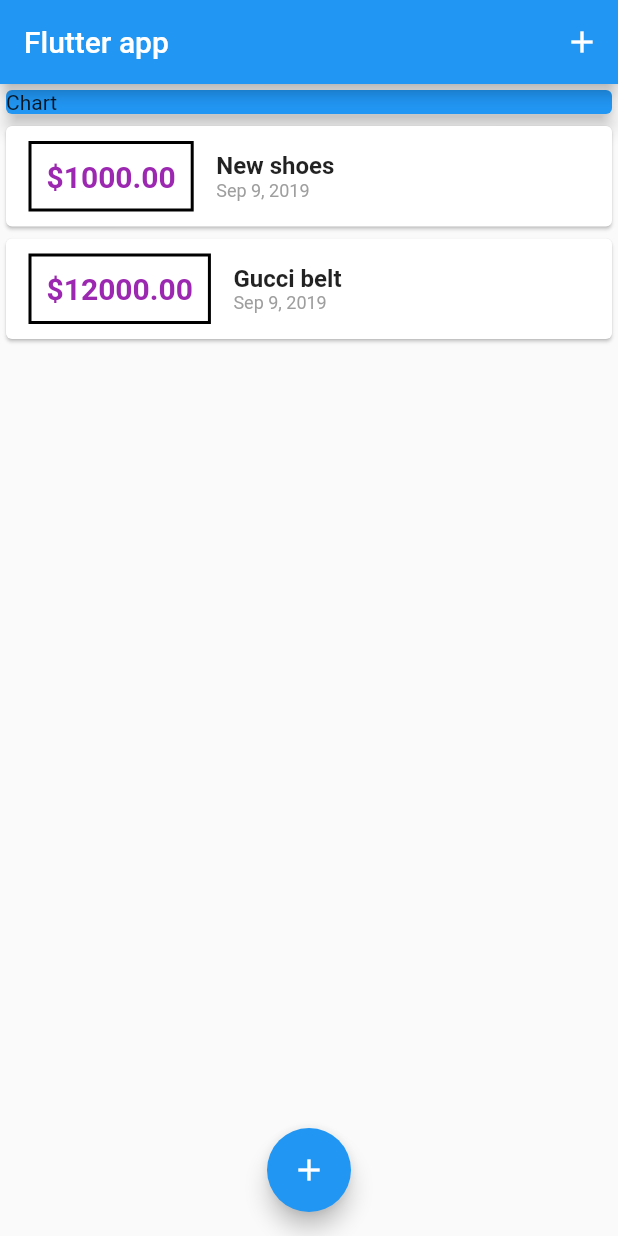
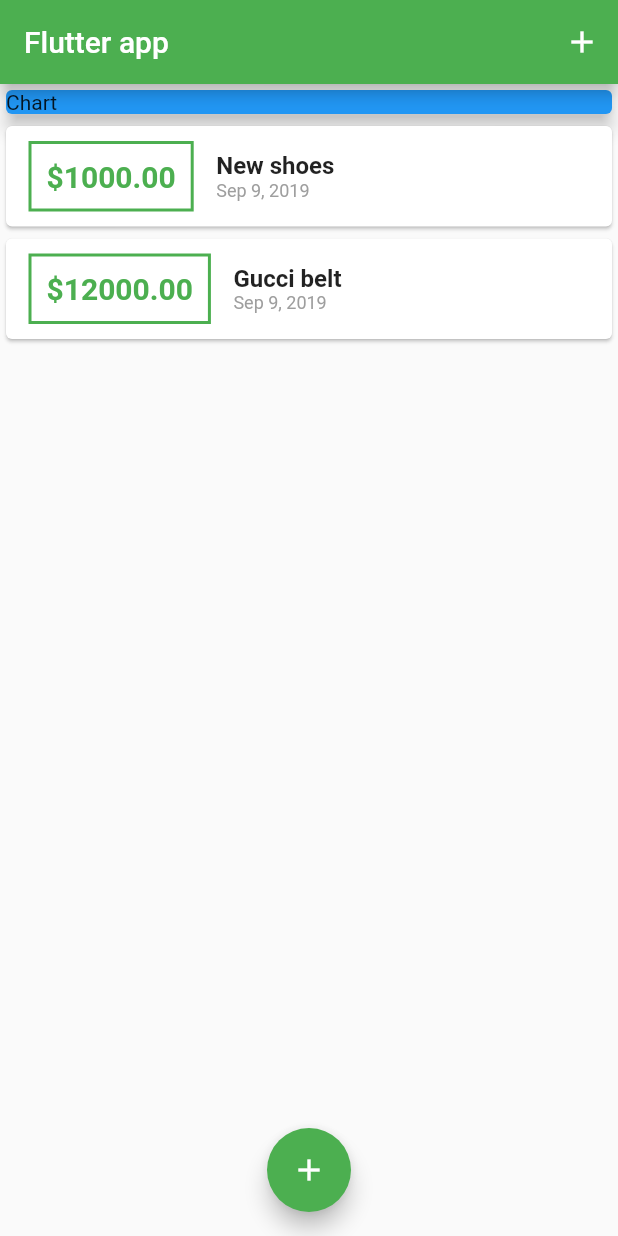
Before and after one commit to bytesbanana/personal_expenses_tracker, a Flutter app: the screen it shows after launch, on a phone screen of 412 x 824 dp. Run offline on Flutter 3.47's test engine with Material 2 defaults, Android fonts, the phone set to English and light mode, and no system bars.

Commit message:
[Lec 92]: Configuring & Using Themes

```diff
--- a/lib/main.dart
+++ b/lib/main.dart
@@ -12,6 +12,9 @@ class MyApp extends StatelessWidget {
     return MaterialApp(
       title: 'Flutter Demo',
       home: MyHomePage(),
+      theme: ThemeData(
+        primarySwatch: Colors.green
+      ),
     );
   }
 }
@@ -69,6 +72,7 @@ class _MyHomePageState extends State<MyHomePage> {
   Widget build(BuildContext context) {
     return Scaffold(
       appBar: AppBar(
+
         title: Text('Flutter app'),
         actions: <Widget>[
           IconButton(
--- a/lib/widgets/transactoin_list.dart
+++ b/lib/widgets/transactoin_list.dart
@@ -4,11 +4,12 @@ import 'package:personal_expenses_tracker/models/transaction.dart';
 
 class TransactonList extends StatelessWidget {
   final List<Transaction> transactions;
-
+  BuildContext _context;
   TransactonList(this.transactions);
 
   @override
   Widget build(BuildContext context) {
+    _context = context;
     return Container(
       height: 250,
       child: buildListViewWithBuilder(),// Or use buildListViewWithChildren
@@ -43,7 +44,7 @@ class TransactonList extends StatelessWidget {
             ),
             decoration: BoxDecoration(
               border: Border.all(
-                color: Colors.black,
+                color:Theme.of(_context).primaryColor,
                 width: 2,
               ),
             ),
@@ -53,7 +54,7 @@ class TransactonList extends StatelessWidget {
               style: TextStyle(
                 fontWeight: FontWeight.bold,
                 fontSize: 20,
-                color: Colors.purple,
+                color: Theme.of(_context).primaryColor,
               ),
             ),
           ),
```
